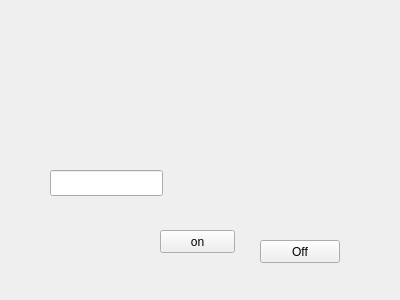
First picture: the form in mainwidget.ui, repository HalloSoft/QtArduCompanion, before the edit.
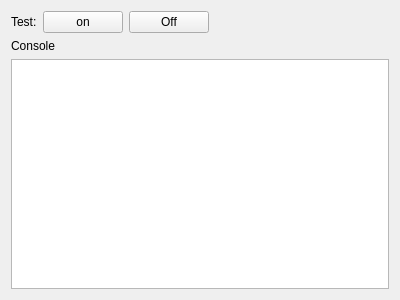
Second picture: the form after the edit.

Patch:
```diff
--- a/mainwidget.ui
+++ b/mainwidget.ui
@@ -13,42 +13,56 @@
   <property name="windowTitle">
    <string>QtArduCompanion</string>
   </property>
+  <layout class="QVBoxLayout" name="verticalLayout">
+   <item>
+    <layout class="QHBoxLayout" name="horizontalLayout">
+     <item>
+      <widget class="QLabel" name="label">
+       <property name="text">
+        <string>Test:</string>
+       </property>
+      </widget>
+     </item>
+     <item>
   <widget class="QPushButton" name="buttonOn">
-   <property name="geometry">
-    <rect>
-     <x>160</x>
-     <y>230</y>
-     <width>75</width>
-     <height>23</height>
-    </rect>
-   </property>
    <property name="text">
     <string>on</string>
    </property>
   </widget>
+     </item>
+     <item>
   <widget class="QPushButton" name="buttonOff">
-   <property name="geometry">
-    <rect>
-     <x>260</x>
-     <y>240</y>
-     <width>80</width>
-     <height>23</height>
-    </rect>
-   </property>
    <property name="text">
     <string>Off</string>
    </property>
   </widget>
-  <widget class="QLineEdit" name="lineEditText">
-   <property name="geometry">
-    <rect>
-     <x>50</x>
-     <y>170</y>
-     <width>113</width>
-     <height>26</height>
-    </rect>
-   </property>
-  </widget>
+     </item>
+     <item>
+      <spacer name="horizontalSpacer">
+       <property name="orientation">
+        <enum>Qt::Horizontal</enum>
+       </property>
+       <property name="sizeHint" stdset="0">
+        <size>
+         <width>40</width>
+         <height>20</height>
+        </size>
+       </property>
+      </spacer>
+     </item>
+    </layout>
+   </item>
+   <item>
+    <widget class="QLabel" name="label_2">
+     <property name="text">
+      <string>Console</string>
+     </property>
+    </widget>
+   </item>
+   <item>
+    <widget class="QPlainTextEdit" name="console"/>
+   </item>
+  </layout>
  </widget>
  <resources/>
  <connections/>
```
Lines whose indentation alone changed are shown as unchanged.
